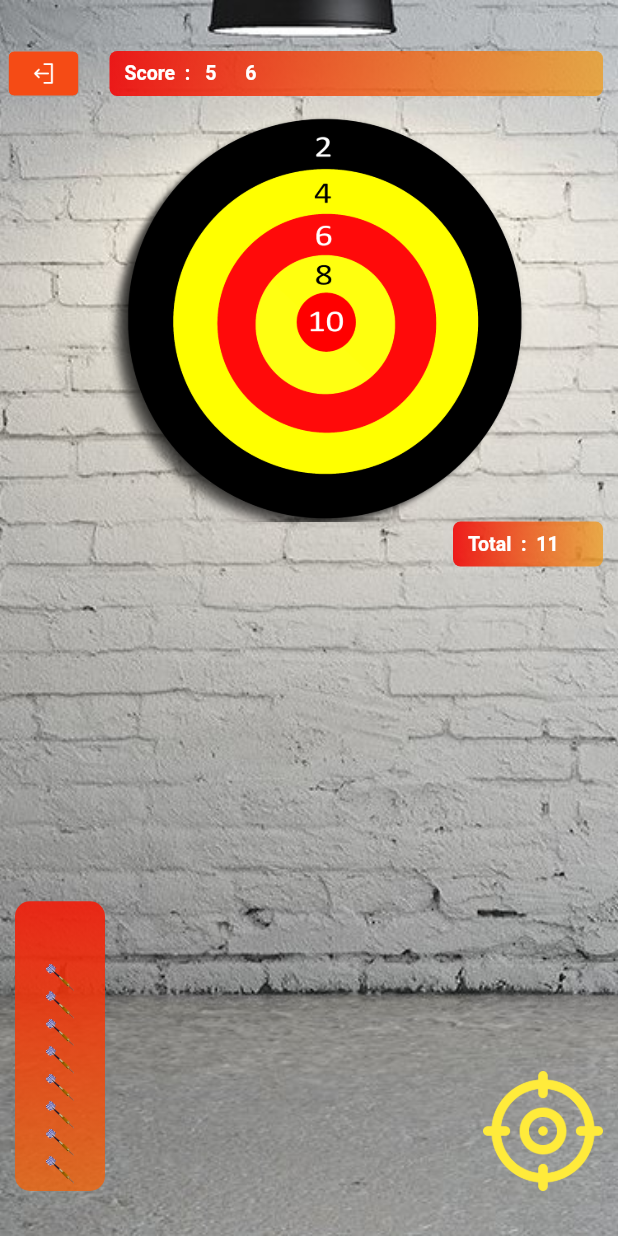
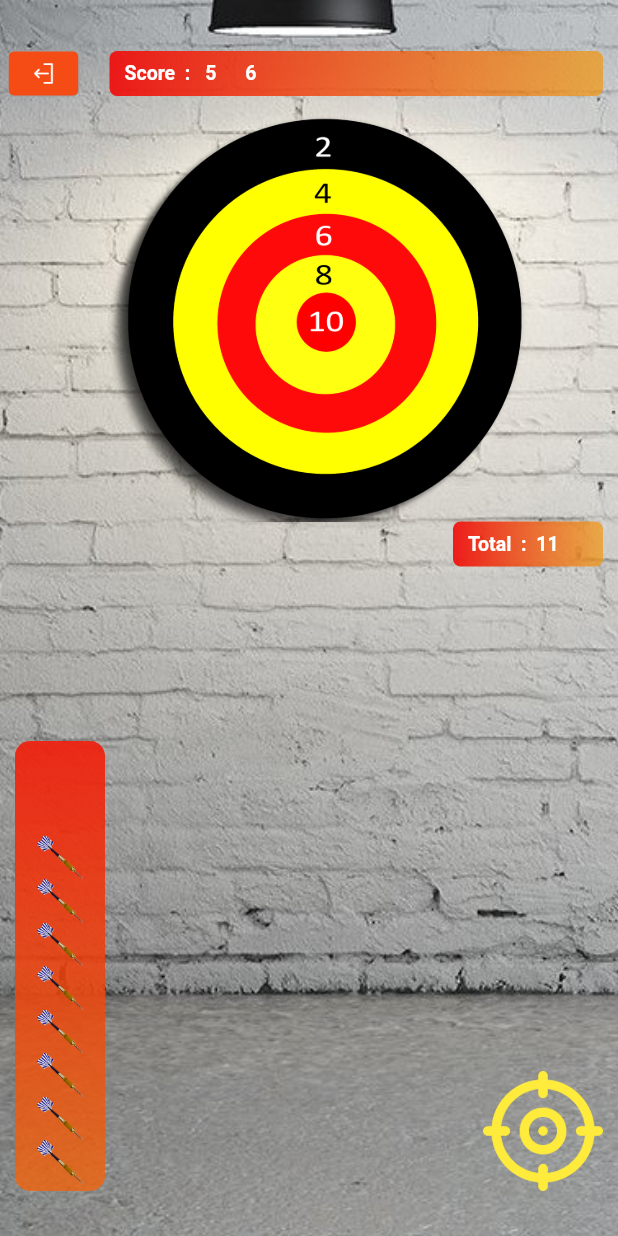
Before and after one commit to Miracle-Blue/darts_project, a Flutter app: the GamePage screen opened by its route, on a phone screen of 412 x 824 dp. Run offline on Flutter 3.47's test engine with Material 2 defaults, Android fonts, the phone set to English and light mode, and no system bars; our stand-ins replace video_player.

Commit message:
we change from spacer widget to expanded widget

```diff
--- a/lib/pages/game_page.dart
+++ b/lib/pages/game_page.dart
@@ -32,12 +32,14 @@ class _GamePageState extends State<GamePage> {
 
   @override
   Widget build(BuildContext context) {
+    double height = MediaQuery.of(context).size.height;
+    double width = MediaQuery.of(context).size.width;
     print(list);
     return SafeArea(
       child: Scaffold(
         body: Container(
-          width: MediaQuery.of(context).size.width,
-          height: MediaQuery.of(context).size.height,
+          width: width,
+          height: height,
           decoration: BoxDecoration(
             image: DecorationImage(
               image: AssetImage("assets/images/back_2.jpg"),
@@ -155,8 +157,12 @@ class _GamePageState extends State<GamePage> {
                   ),
                 ),
               ),
-              Spacer(),
               Expanded(
+                flex: 1,
+                child: SizedBox(),
+              ),
+              Expanded(
+                flex: 5,
                 child: Row(
                   mainAxisAlignment: MainAxisAlignment.spaceBetween,
                   crossAxisAlignment: CrossAxisAlignment.end,
```
